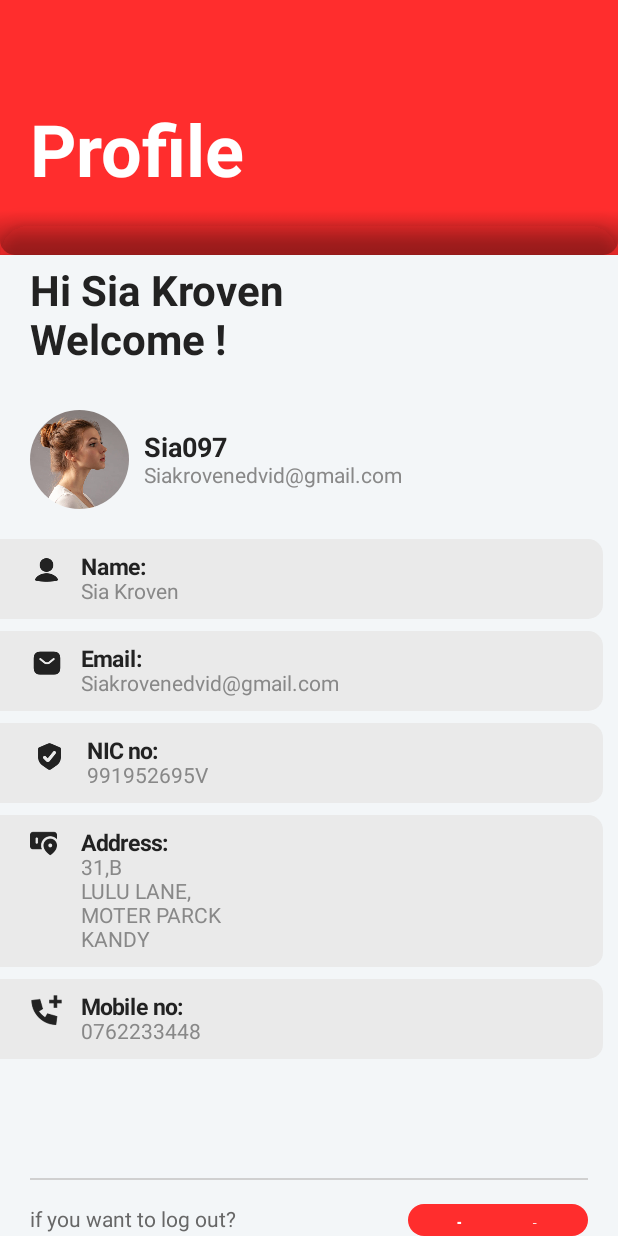
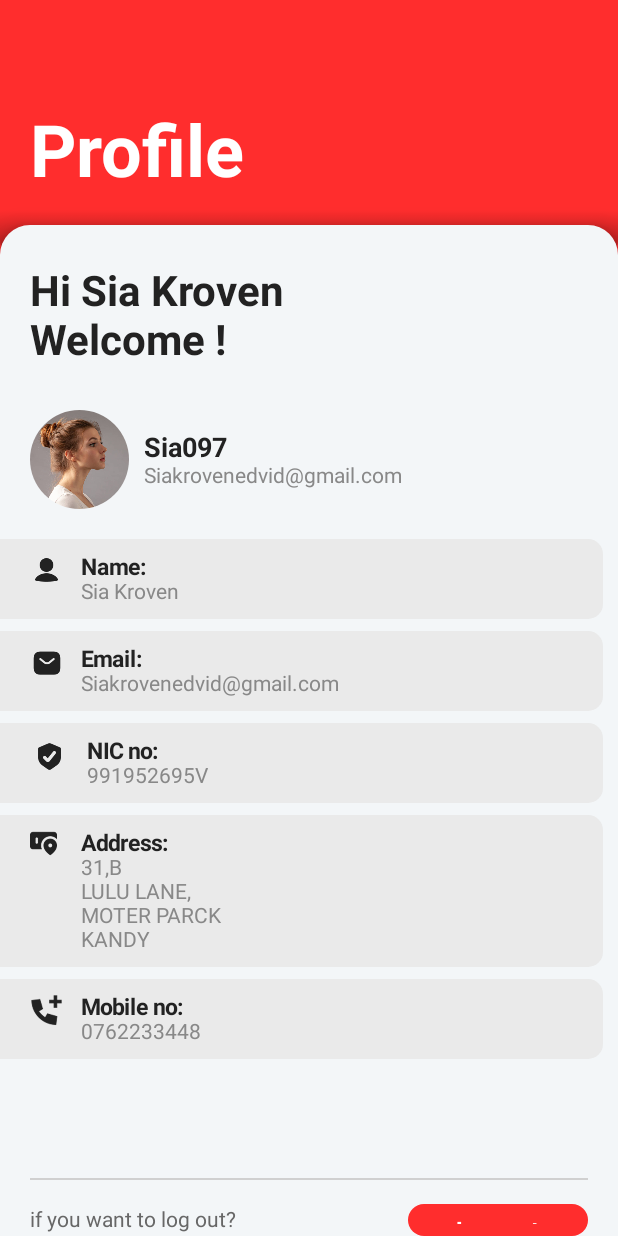
Before and after one commit to JaninduPramod/Crash-Trace, an Android app built with Jetpack Compose: the screen it shows after launch (MainActivity), on a phone screen of 412 x 824 dp. Run offline under Robolectric (Android 15) with nearby library versions, the phone set to English and light mode, and no system bars.

Commit message:
updated alert box popup function

```diff
--- a/app/src/main/java/com/crashtrace/mobile/ui/components/AppBarSub.kt
+++ b/app/src/main/java/com/crashtrace/mobile/ui/components/AppBarSub.kt
@@ -40,7 +40,7 @@ fun AppBarSub(title: String, showOverlay: Boolean = false) {
             Box(
                 modifier = Modifier
                     .fillMaxSize()
-                    .background(Color(0xCC000000))
+                    .background(Color(0xCC000000)) // 80% opacity black
                     .zIndex(999f)
             )
         }
@@ -84,6 +84,10 @@ fun AppBarSub(title: String, showOverlay: Boolean = false) {
                     spotColor = Color.Black,
                     clip = false
                 )
+                .background(
+                    color = Color(0xFFF3F6F8),
+                    shape = RoundedCornerShape(topStart = 20.dp, topEnd = 20.dp)
+                )
         )
     }
 }
--- a/app/src/main/java/com/crashtrace/mobile/ui/screens/ProfileScreen.kt
+++ b/app/src/main/java/com/crashtrace/mobile/ui/screens/ProfileScreen.kt
@@ -50,12 +50,17 @@ fun ProfileScreen(navController: NavHostController) {
     val user = getMockUserProfile()
     var showLogoutDialog by remember { mutableStateOf(false) } // State for alert box
 
-    Column(
+    Box(
         modifier = Modifier
             .fillMaxSize()
             .background(Color(0xFFF3F6F8))
     ) {
-        AppBarSub(title = "Profile")
+        Column(
+            modifier = Modifier
+                .fillMaxSize()
+        ) {
+            AppBarSub(title = "Profile", showOverlay = showLogoutDialog)
+            // ...existing Box and Column code...
             Box(
                 modifier = Modifier
                     .fillMaxSize()
@@ -190,7 +195,7 @@ fun ProfileScreen(navController: NavHostController) {
                         }
                     }
                 }
-            // Show LogoutAlertBox if state is true
+                // Show LogoutAlertBox if state is true, overlaying all content
                 if (showLogoutDialog) {
                     com.crashtrace.mobile.ui.components.LogoutAlertBox(
                         onDelete = {
@@ -199,6 +204,7 @@ fun ProfileScreen(navController: NavHostController) {
                         },
                         onDismiss = { showLogoutDialog = false }
                     )
+                }
             }
         }
     }
--- a/gradle/libs.versions.toml
+++ b/gradle/libs.versions.toml
@@ -1,5 +1,5 @@
 [versions]
-agp = "8.8.0"
+agp = "8.10.1"
 kotlin = "2.0.0"
 coreKtx = "1.16.0"
 junit = "4.13.2"
```
Also changed, not shown: gradle/wrapper/gradle-wrapper.properties. Lines whose indentation alone changed are shown as unchanged.
